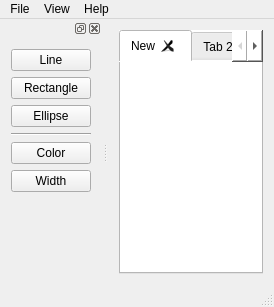
First picture: the form in MainWindow.ui, repository BulSV/MyPaint, before the edit.
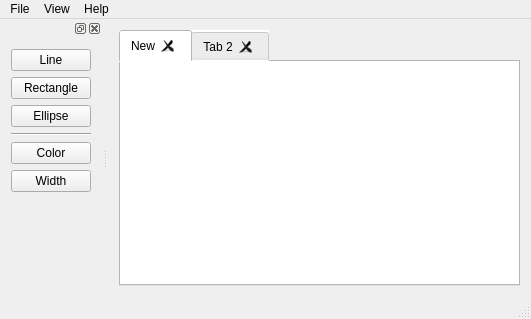
Second picture: the form after the edit.

Patch:
```diff
--- a/MainWindow.ui
+++ b/MainWindow.ui
@@ -6,8 +6,8 @@
    <rect>
     <x>0</x>
     <y>0</y>
-    <width>274</width>
-    <height>307</height>
+    <width>531</width>
+    <height>319</height>
    </rect>
   </property>
   <property name="windowTitle">
@@ -48,7 +48,7 @@
     <rect>
      <x>0</x>
      <y>0</y>
-     <width>274</width>
+     <width>531</width>
      <height>25</height>
     </rect>
    </property>
@@ -154,7 +154,7 @@
        <property name="sizeHint" stdset="0">
         <size>
          <width>20</width>
-         <height>40</height>
+         <height>52</height>
         </size>
        </property>
       </spacer>
```
Left out of the diff: 6 changed lines with no effect on the pictures.
